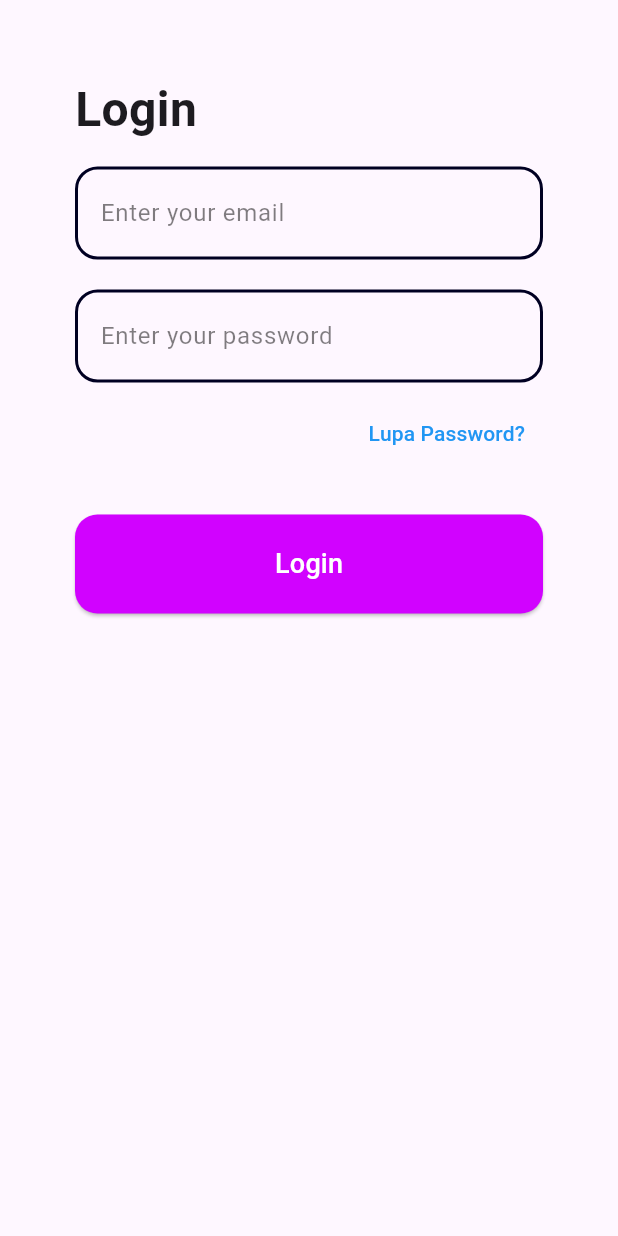
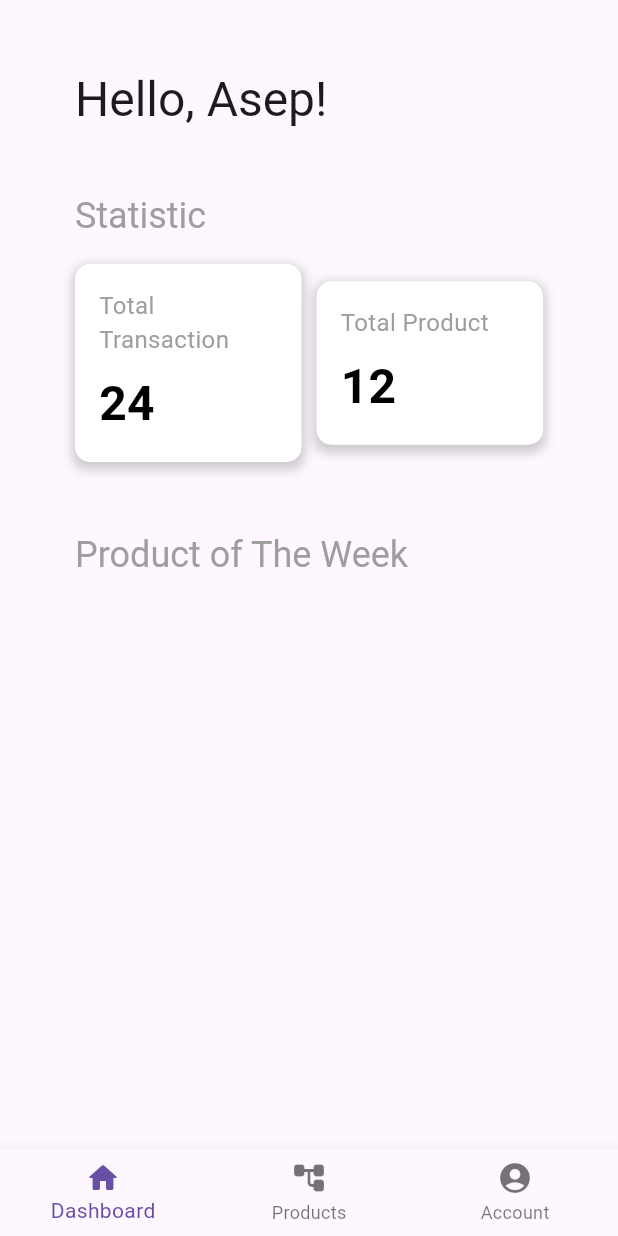
Before and after one commit to andipermana444/infinito, a Flutter app: the screen it shows after launch, after a tap on "Login", on a phone screen of 412 x 824 dp. Run offline on Flutter 3.47's test engine with Material 3 defaults, Android fonts, the phone set to English and light mode, and no system bars; Roboto replaces fonts that are missing (Poppins).

Commit message:
Dashboard screen 35%

```diff
--- /dev/null
+++ b/frontend/lib/screen/dashboard.dart
@@ -0,0 +1,129 @@
+import 'package:flutter/material.dart';
+
+class Dashboard extends StatefulWidget {
+  const Dashboard({super.key});
+
+  @override
+  DashBoard createState() {
+    return DashBoard();
+  }
+}
+
+class DashBoard extends State<Dashboard> {
+  @override
+  Widget build(BuildContext context) {
+    return Scaffold(
+      body: Container(
+        margin: const EdgeInsets.all(50),
+        child: Column(
+          crossAxisAlignment: CrossAxisAlignment.start,
+          children: [
+            const Text(
+              'Hello, Asep!',
+              textAlign: TextAlign.left,
+              style: TextStyle(
+                fontFamily: 'Poppins',
+                fontSize: 32,
+                letterSpacing: 0,
+                fontWeight: FontWeight.normal,
+                height: 1,
+              ),
+            ),
+            const SizedBox(height: 50), // Add space between the texts
+            const Text(
+              'Statistic',
+              textAlign: TextAlign.left,
+              style: TextStyle(
+                fontFamily: 'Poppins',
+                fontSize: 24, // Adjust the size as needed
+                letterSpacing: 0,
+                fontWeight: FontWeight.normal,
+                color: Colors.grey,
+                height: 1,
+              ),
+            ),
+            const SizedBox(height: 20), // Add space before the boxes
+            Row(
+              children: [
+                Expanded(child: _statisticBox('Total Transaction', '24')),
+                const SizedBox(width: 10), // Add space between the boxes
+                Expanded(child: _statisticBox('Total Product', '12')),
+              ],
+            ),
+            const SizedBox(height: 50), // Add space between the texts
+            const Text(
+              'Product of The Week',
+              textAlign: TextAlign.left,
+              style: TextStyle(
+                fontFamily: 'Poppins',
+                fontSize: 24, // Adjust the size as needed
+                letterSpacing: 0,
+                fontWeight: FontWeight.normal,
+                color: Colors.grey,
+                height: 1,
+              )
+            ),
+          ],
+        ),
+      ),
+      bottomNavigationBar: BottomNavigationBar(
+        items: const <BottomNavigationBarItem>[
+          BottomNavigationBarItem(
+            icon: Icon(Icons.home_rounded),
+            label: 'Dashboard',
+          ),
+          BottomNavigationBarItem(
+            icon: Icon(Icons.account_tree_rounded),
+            label: 'Products',
+          ),
+          BottomNavigationBarItem(
+            icon: Icon(Icons.account_circle_rounded),
+            label: 'Account',
+          ),
+        ],
+        currentIndex: 0,
+        onTap: (index) {},
+      ),
+    );
+  }
+
+  Widget _statisticBox(String title, String number) {
+    return Container(
+      padding: const EdgeInsets.all(16),
+      decoration: BoxDecoration(
+        color: Colors.white,
+        borderRadius: BorderRadius.circular(10),
+        boxShadow: [
+          BoxShadow(
+            color: Colors.grey.withOpacity(0.5),
+            spreadRadius: 2,
+            blurRadius: 5,
+            offset: const Offset(0, 3),
+          ),
+        ],
+      ),
+      child: Column(
+        mainAxisSize: MainAxisSize.min, // Ensure the box size is minimal
+        crossAxisAlignment: CrossAxisAlignment.start,
+        children: [
+          Text(
+            title,
+            style: const TextStyle(
+              color: Colors.grey,
+              fontSize: 16,
+            ),
+          ),
+          const SizedBox(height: 8),
+          Text(
+            number,
+            style: const TextStyle(
+              color: Colors.black,
+              fontSize: 32,
+              fontWeight: FontWeight.bold,
+            ),
+          ),
+        ],
+      ),
+    );
+  }
+}
--- a/frontend/lib/screen/login_screen.dart
+++ b/frontend/lib/screen/login_screen.dart
@@ -1,4 +1,5 @@
 import 'package:flutter/material.dart';
+import 'dashboard.dart';
 
 class MyLoginForm extends StatefulWidget {
   const MyLoginForm({super.key});
@@ -113,6 +114,7 @@ class _MyLoginFormState extends State<MyLoginForm> {
                 String password = _passwordController.text;
                 // You can add validation and action here
                 print('Email: $email, Password: $password');
+                Navigator.push(context, MaterialPageRoute(builder: (context) => const Dashboard()));
               },
               style: ElevatedButton.styleFrom(
                   padding: const EdgeInsets.symmetric(vertical: 20),
```
